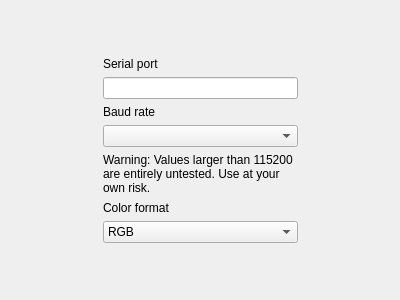
The window that Software/src/wizard/ConfigureDevicePage.ui (woodenshark/Lightpack) describes before a commit, drawn with Qt 5.
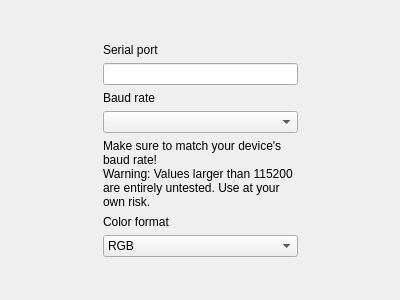
The same window after the commit.

Commit message: config device page: message about device's baud rate

The edit to the form file:
```diff
--- a/Software/src/wizard/ConfigureDevicePage.ui
+++ b/Software/src/wizard/ConfigureDevicePage.ui
@@ -143,7 +143,8 @@
           </size>
          </property>
          <property name="text">
-          <string>Warning: Values larger than 115200 are entirely untested. Use at your own risk.</string>
+          <string>Make sure to match your device's baud rate!
+Warning: Values larger than 115200 are entirely untested. Use at your own risk.</string>
          </property>
          <property name="alignment">
           <set>Qt::AlignLeading|Qt::AlignLeft|Qt::AlignTop</set>
```
